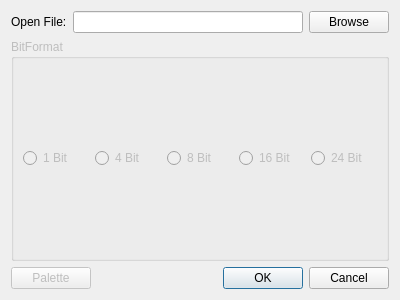
This is openfiledialog.ui in ElfoLiNk/ImageStenography as Qt 5 draws it before an edit. The edited form follows.
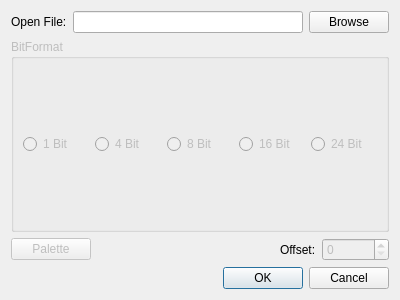
This is the edited form.

Commit message: Add Offset option and fix

```diff
--- a/openfiledialog.ui
+++ b/openfiledialog.ui
@@ -122,17 +122,34 @@
         </spacer>
        </item>
        <item>
-        <widget class="QDialogButtonBox" name="buttonBox">
-         <property name="orientation">
-          <enum>Qt::Horizontal</enum>
+        <widget class="QLabel" name="label_2">
+         <property name="text">
+          <string>Offset:</string>
          </property>
-         <property name="standardButtons">
-          <set>QDialogButtonBox::Cancel|QDialogButtonBox::Ok</set>
+        </widget>
+       </item>
+       <item>
+        <widget class="QSpinBox" name="spinBox">
+         <property name="enabled">
+          <bool>false</bool>
+         </property>
+         <property name="maximum">
+          <number>999999999</number>
          </property>
         </widget>
        </item>
       </layout>
      </item>
+     <item row="3" column="0">
+      <widget class="QDialogButtonBox" name="buttonBox">
+       <property name="orientation">
+        <enum>Qt::Horizontal</enum>
+       </property>
+       <property name="standardButtons">
+        <set>QDialogButtonBox::Cancel|QDialogButtonBox::Ok</set>
+       </property>
+      </widget>
+     </item>
     </layout>
    </item>
   </layout>
```
Left out of the diff: 127 changed lines with no effect on the pictures. The commit also changes 8 other files.
